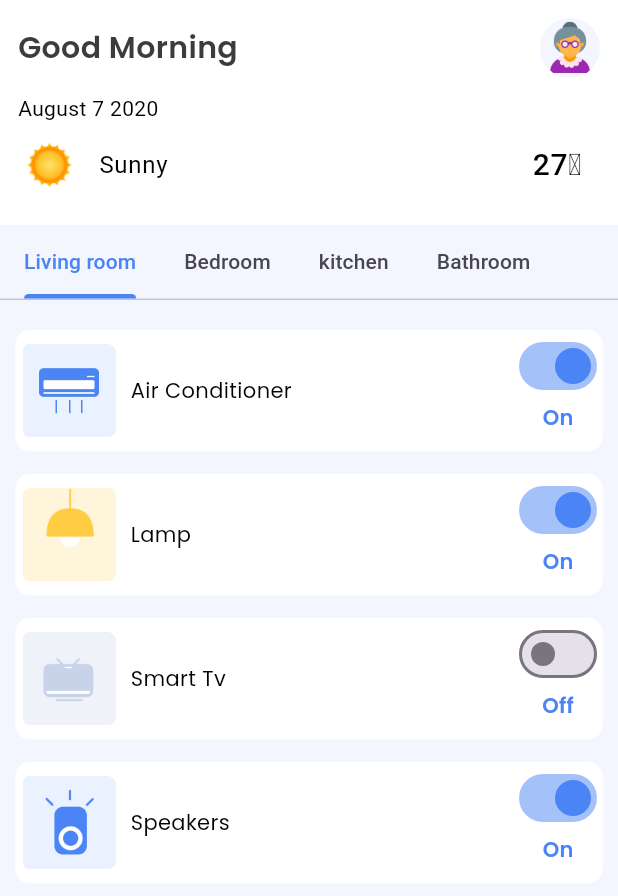
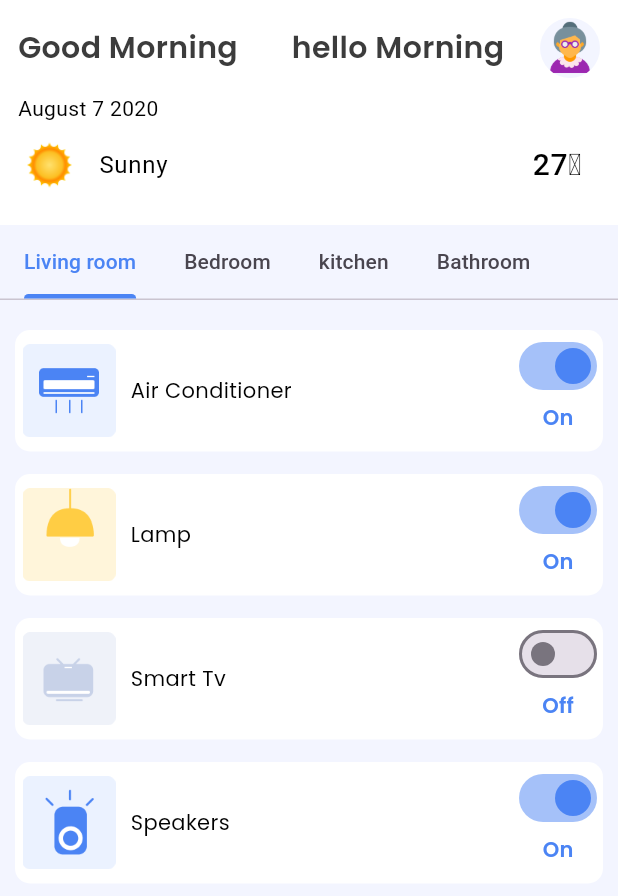
Before and after one commit to fahadAD/smart_home, a Flutter app: the HomePage screen opened directly, on a phone screen of 412 x 824 dp. Shown: the top 896 px of the screen. Run offline on Flutter 3.47's test engine with Material 3 defaults, Android fonts, the phone set to English and light mode, and no system bars; our stand-ins replace google_fonts; missing offline and left inert: circular_seek_bar.

Commit message:
first fahad

```diff
--- a/lib/app/home.dart
+++ b/lib/app/home.dart
@@ -62,6 +62,19 @@ class _HomePageState extends State<HomePage> {
                //     ),
                //   ),
                // ),
+               Padding(
+                 padding: const EdgeInsets.only(left: 12.0),
+                 child: Text("hello Morning",
+                   style: GoogleFonts.poppins(
+                     textStyle: const TextStyle(
+                         fontWeight: FontWeight.w600,
+                         color: Color(0xFF3C3C3C)
+                     ),
+                     fontSize: 20,
+
+                   ),
+                 ),
+               ),
 
                const Padding(
                  padding: EdgeInsets.only(right: 12.0),
```
